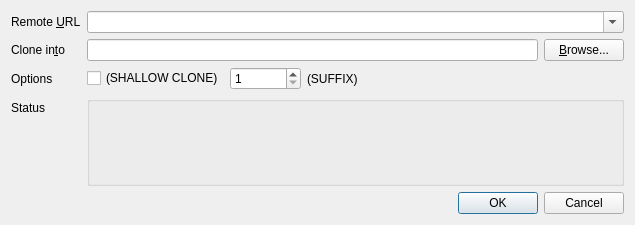
Qt form gitfourchette/forms/clonedialog.ui (weblate/gitfourchette) before a commit.
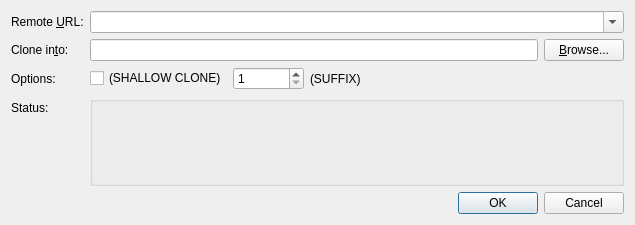
The same form after that commit. Custom widgets are drawn as their Qt base class.

Commit message: CloneDialog: Input validation; Autofill path

```diff
--- a/gitfourchette/forms/clonedialog.ui
+++ b/gitfourchette/forms/clonedialog.ui
@@ -38,7 +38,7 @@
    <item row="0" column="0">
     <widget class="QLabel" name="urlLabel">
      <property name="text">
-      <string>Remote &amp;URL</string>
+      <string>Remote &amp;URL:</string>
      </property>
      <property name="buddy">
       <cstring>urlEdit</cstring>
@@ -64,7 +64,7 @@
    <item row="1" column="0">
     <widget class="QLabel" name="pathLabel">
      <property name="text">
-      <string>Clone in&amp;to</string>
+      <string>Clone in&amp;to:</string>
      </property>
      <property name="buddy">
       <cstring>pathEdit</cstring>
@@ -88,7 +88,7 @@
    <item row="2" column="0">
     <widget class="QLabel" name="optionsLabel">
      <property name="text">
-      <string>Options</string>
+      <string>Options:</string>
      </property>
      <property name="buddy">
       <cstring>shallowCloneCheckBox</cstring>
@@ -141,7 +141,7 @@
    <item row="3" column="0">
     <widget class="QLabel" name="statusLabel">
      <property name="text">
-      <string>Status</string>
+      <string>Status:</string>
      </property>
     </widget>
    </item>
```
The commit also changes 3 other files.
